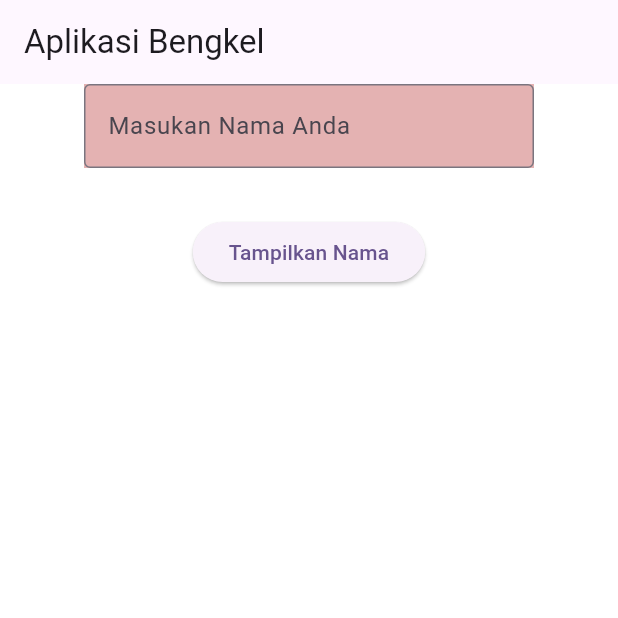
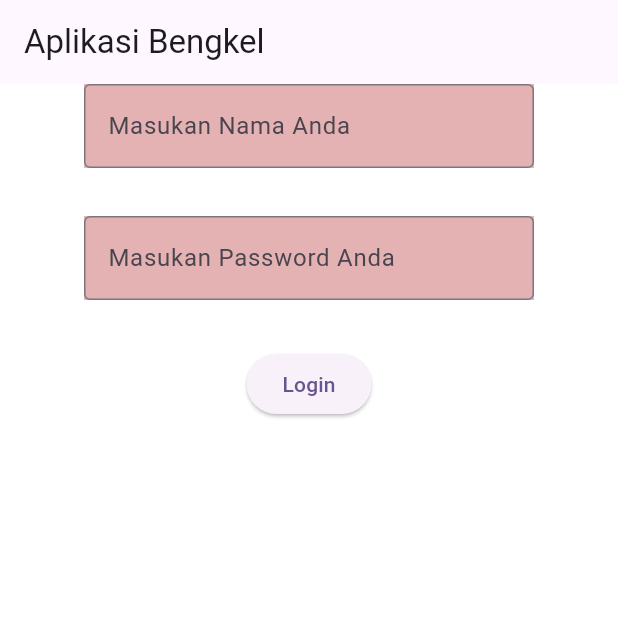
Before and after one commit to riotbaik74-commits/bengkel, a Flutter app: the screen it shows after launch, on a phone screen of 412 x 824 dp, the top half of it. Run offline on Flutter 3.47's test engine with Material 3 defaults, Android fonts, the phone set to English and light mode, and no system bars.

Commit message:
Oct 7, 2026, 1:12 PM

```diff
--- /dev/null
+++ b/lib/Login.dart
@@ -0,0 +1,76 @@
+import 'package:flutter/material.dart';
+
+class LoginPage extends StatefulWidget {
+  const LoginPage({super.key});
+
+  @override
+  State<LoginPage> createState() => _LoginPageState();
+}
+
+class _LoginPageState extends State<LoginPage> {
+  TextEditingController inputNama = TextEditingController();
+    TextEditingController inputPassword = TextEditingController();
+
+  @override
+  Widget build(BuildContext context) {
+    return Scaffold(
+      appBar: AppBar(
+        title: Text("Aplikasi Bengkel"),
+      ),
+
+      backgroundColor: Color(0xFFFFFFFF),
+
+      body: Column(
+        children: [
+          Center(
+            child: Container(
+              width: 300,
+              color: Color.fromARGB(197, 220, 155, 155),
+
+              child: TextField(
+                decoration: InputDecoration(
+                  hintText: "Masukan Nama Anda",
+                  border: OutlineInputBorder(),
+                ),
+                controller: inputNama,
+                onSubmitted: (values) {
+                  inputNama.text = values;
+                },
+              ),
+            ),
+          ),
+
+          Padding(padding: EdgeInsets.all(16)
+          ),
+                    Center(
+            child: Container(
+              width: 300,
+              color: Color.fromARGB(197, 220, 155, 155),
+
+              child: TextField(
+                decoration: InputDecoration(
+                  hintText: "Masukan Password Anda",
+                  border: OutlineInputBorder(),
+                ),
+                controller: inputPassword,
+                onSubmitted: (values) {
+                  inputPassword.text = values;
+                },
+              ),
+            ),
+          ),
+
+          Padding(padding: EdgeInsets.all(16)
+          ),
+          ElevatedButton(
+            child: Text("Login"),
+            onPressed: () {
+              print(inputNama.text);
+              print(inputPassword.text);
+            },
+          ),
+        ],
+      ),
+    );
+  }
+}
--- a/lib/main.dart
+++ b/lib/main.dart
@@ -1,5 +1,5 @@
 import 'package:flutter/material.dart';
-import 'package:aplikasibengkel/myhomepage.dart';
+import 'package:aplikasibengkel/Login.dart';
 void main() {
   runApp(const MyApp());
 }
@@ -15,7 +15,7 @@ class MyApp extends StatelessWidget {
       theme: ThemeData(
         colorScheme: .fromSeed(seedColor: Colors.deepPurple),
       ),
-      home: const MyHomePage(),
+      home: const LoginPage(),
     );
   }
 }
```
